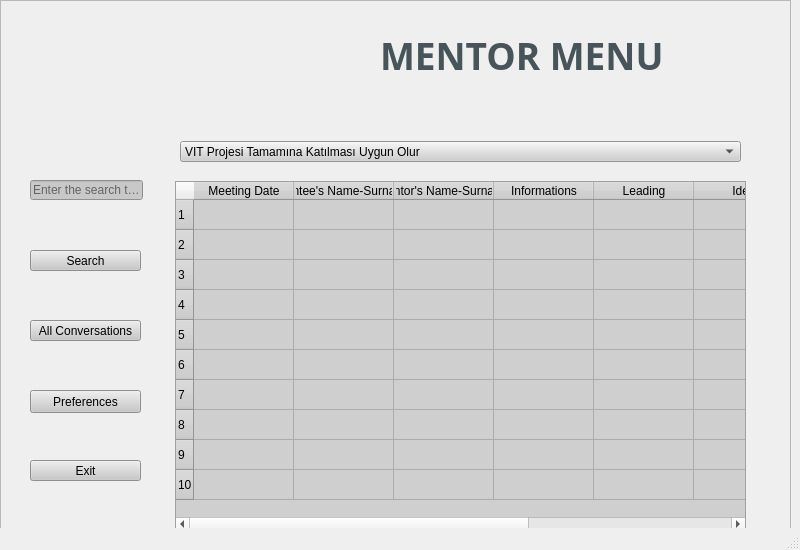
The window that ui/mentor.ui (nesibebakirdag-ship-it/Python_Modul_Week_4_team_2) describes before a commit, drawn with Qt 5.
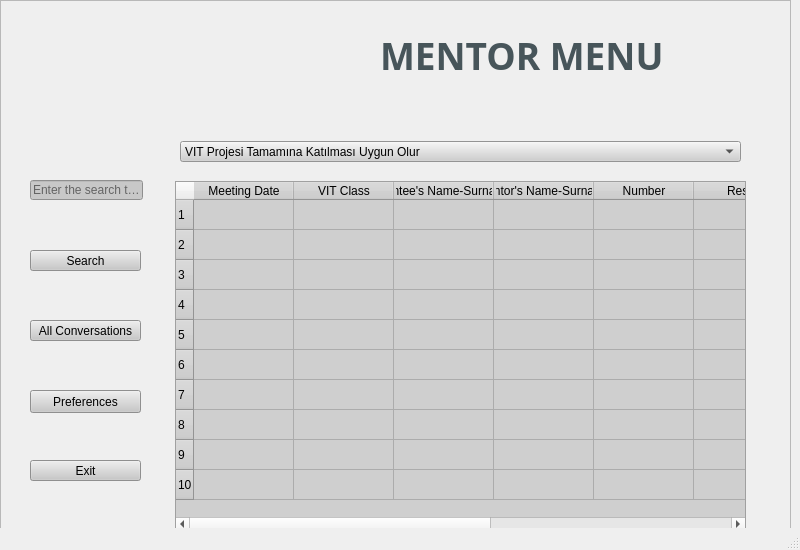
The same window after the commit. Icons and pictures are not drawn.

```diff
--- a/ui/mentor.ui
+++ b/ui/mentor.ui
@@ -435,6 +435,9 @@
        <height>550</height>
       </size>
      </property>
+     <property name="autoFillBackground">
+      <bool>true</bool>
+     </property>
      <property name="styleSheet">
       <string notr="true">background-color: rgb(207, 207, 207);
 color:rgb(0, 0, 0)</string>
@@ -494,6 +497,11 @@
        <string>Meeting Date</string>
       </property>
      </column>
+     <column>
+      <property name="text">
+       <string>VIT Class</string>
+      </property>
+     </column>
      <column>
       <property name="text">
        <string>Mentee's Name-Surname</string>
@@ -506,22 +514,22 @@
      </column>
      <column>
       <property name="text">
-       <string>Informations</string>
+       <string>Number</string>
       </property>
      </column>
      <column>
       <property name="text">
-       <string>Leading</string>
+       <string>Result</string>
       </property>
      </column>
      <column>
       <property name="text">
-       <string>Idea</string>
+       <string>Result2</string>
       </property>
      </column>
      <column>
       <property name="text">
-       <string>Intensity</string>
+       <string>Number2</string>
       </property>
      </column>
      <column>
```
Left out of the diff: 2 changed lines with no effect on the pictures.
